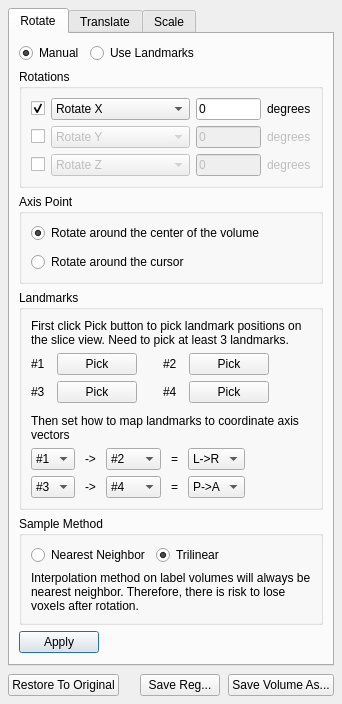
Above: freeview/DialogTransformVolume.ui from neurodebian/freesurfer before the change. Below: the same form after it.
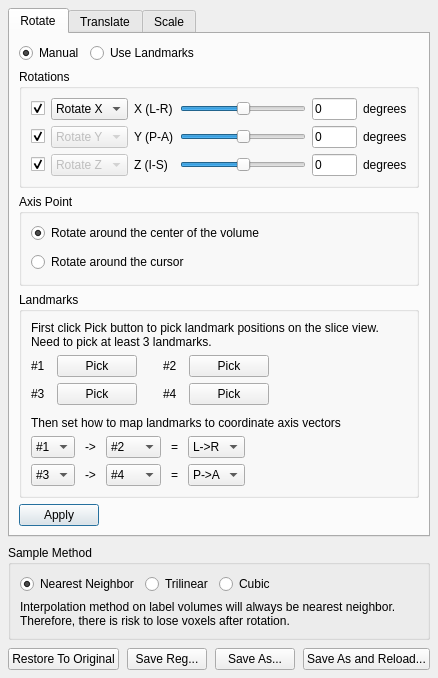
That is the form after the change. Custom widgets are drawn as their Qt base class.

What changed in the file:
```diff
--- a/freeview/DialogTransformVolume.ui
+++ b/freeview/DialogTransformVolume.ui
@@ -6,14 +6,14 @@
    <rect>
     <x>0</x>
     <y>0</y>
-    <width>558</width>
-    <height>836</height>
+    <width>484</width>
+    <height>714</height>
    </rect>
   </property>
   <property name="windowTitle">
    <string>Dialog</string>
   </property>
-  <layout class="QVBoxLayout" name="verticalLayout_4">
+  <layout class="QVBoxLayout" name="verticalLayout_4" stretch="0,0,0">
    <property name="spacing">
     <number>8</number>
    </property>
@@ -33,6 +33,9 @@
        <string>Rotate</string>
       </attribute>
       <layout class="QVBoxLayout" name="verticalLayout_3">
+       <property name="sizeConstraint">
+        <enum>QLayout::SetDefaultConstraint</enum>
+       </property>
        <item>
         <layout class="QHBoxLayout" name="horizontalLayout_3">
          <property name="topMargin">
@@ -81,7 +84,7 @@
          <property name="title">
           <string>Rotations</string>
          </property>
-         <layout class="QGridLayout" name="gridLayout" columnstretch="0,1,0,0">
+         <layout class="QGridLayout" name="gridLayout" columnstretch="0,0,0,1,0,0">
           <property name="horizontalSpacing">
            <number>6</number>
           </property>
@@ -120,20 +123,7 @@
             </item>
            </widget>
           </item>
-          <item row="0" column="2">
-           <widget class="QLineEdit" name="lineEditRotateX">
-            <property name="maximumSize">
-             <size>
-              <width>65</width>
-              <height>16777215</height>
-             </size>
-            </property>
-            <property name="text">
-             <string>0</string>
-            </property>
-           </widget>
-          </item>
-          <item row="0" column="3">
+          <item row="0" column="5">
            <widget class="QLabel" name="label_8">
             <property name="text">
              <string>degrees</string>
@@ -145,6 +135,9 @@
             <property name="text">
              <string/>
             </property>
+            <property name="checked">
+             <bool>true</bool>
+            </property>
            </widget>
           </item>
           <item row="1" column="1">
@@ -172,26 +165,10 @@
             </item>
            </widget>
           </item>
-          <item row="1" column="2">
-           <widget class="QLineEdit" name="lineEditRotateY">
-            <property name="enabled">
-             <bool>false</bool>
-            </property>
-            <property name="maximumSize">
-             <size>
-              <width>65</width>
-              <height>16777215</height>
-             </size>
-            </property>
-            <property name="text">
-             <string>0</string>
-            </property>
-           </widget>
-          </item>
-          <item row="1" column="3">
+          <item row="1" column="5">
            <widget class="QLabel" name="label_9">
             <property name="enabled">
-             <bool>false</bool>
+             <bool>true</bool>
             </property>
             <property name="text">
              <string>degrees</string>
@@ -203,6 +180,9 @@
             <property name="text">
              <string/>
             </property>
+            <property name="checked">
+             <bool>true</bool>
+            </property>
            </widget>
           </item>
           <item row="2" column="1">
@@ -230,14 +210,72 @@
             </item>
            </widget>
           </item>
-          <item row="2" column="2">
+          <item row="2" column="5">
+           <widget class="QLabel" name="label_10">
+            <property name="enabled">
+             <bool>true</bool>
+            </property>
+            <property name="text">
+             <string>degrees</string>
+            </property>
+           </widget>
+          </item>
+          <item row="0" column="3">
+           <widget class="QSlider" name="horizontalSliderRotateX">
+            <property name="sizePolicy">
+             <sizepolicy hsizetype="Expanding" vsizetype="Fixed">
+              <horstretch>1</horstretch>
+              <verstretch>0</verstretch>
+             </sizepolicy>
+            </property>
+            <property name="minimum">
+             <number>-180</number>
+            </property>
+            <property name="maximum">
+             <number>180</number>
+            </property>
+            <property name="orientation">
+             <enum>Qt::Horizontal</enum>
+            </property>
+           </widget>
+          </item>
+          <item row="0" column="4">
+           <widget class="QLineEdit" name="lineEditRotateX">
+            <property name="maximumSize">
+             <size>
+              <width>45</width>
+              <height>16777215</height>
+             </size>
+            </property>
+            <property name="text">
+             <string>0</string>
+            </property>
+           </widget>
+          </item>
+          <item row="1" column="4">
+           <widget class="QLineEdit" name="lineEditRotateY">
+            <property name="enabled">
+             <bool>true</bool>
+            </property>
+            <property name="maximumSize">
+             <size>
+              <width>45</width>
+              <height>16777215</height>
+             </size>
+            </property>
+            <property name="text">
+             <string>0</string>
+            </property>
+           </widget>
+          </item>
+          <item row="2" column="4">
            <widget class="QLineEdit" name="lineEditRotateZ">
             <property name="enabled">
-             <bool>false</bool>
+             <bool>true</bool>
             </property>
             <property name="maximumSize">
              <size>
-              <width>65</width>
+              <width>45</width>
               <height>16777215</height>
              </size>
             </property>
@@ -246,13 +284,68 @@
             </property>
            </widget>
           </item>
+          <item row="1" column="3">
+           <widget class="QSlider" name="horizontalSliderRotateY">
+            <property name="enabled">
+             <bool>true</bool>
+            </property>
+            <property name="sizePolicy">
+             <sizepolicy hsizetype="Expanding" vsizetype="Fixed">
+              <horstretch>1</horstretch>
+              <verstretch>0</verstretch>
+             </sizepolicy>
+            </property>
+            <property name="minimum">
+             <number>-180</number>
+            </property>
+            <property name="maximum">
+             <number>180</number>
+            </property>
+            <property name="orientation">
+             <enum>Qt::Horizontal</enum>
+            </property>
+           </widget>
+          </item>
           <item row="2" column="3">
-           <widget class="QLabel" name="label_10">
+           <widget class="QSlider" name="horizontalSliderRotateZ">
             <property name="enabled">
-             <bool>false</bool>
+             <bool>true</bool>
             </property>
+            <property name="sizePolicy">
+             <sizepolicy hsizetype="Expanding" vsizetype="Fixed">
+              <horstretch>1</horstretch>
+              <verstretch>0</verstretch>
+             </sizepolicy>
+            </property>
+            <property name="minimum">
+             <number>-180</number>
+            </property>
+            <property name="maximum">
+             <number>180</number>
+            </property>
+            <property name="orientation">
+             <enum>Qt::Horizontal</enum>
+            </property>
+           </widget>
+          </item>
+          <item row="0" column="2">
+           <widget class="QLabel" name="label_19">
             <property name="text">
-             <string>degrees</string>
+             <string>X (L-R)</string>
+            </property>
+           </widget>
+          </item>
+          <item row="1" column="2">
+           <widget class="QLabel" name="label_20">
+            <property name="text">
+             <string>Y (P-A)</string>
+            </property>
+           </widget>
+          </item>
+          <item row="2" column="2">
+           <widget class="QLabel" name="label_21">
+            <property name="text">
+             <string>Z (I-S)</string>
             </property>
            </widget>
           </item>
@@ -756,62 +849,6 @@
          </layout>
         </widget>
        </item>
-       <item>
-        <widget class="QGroupBox" name="groupBox_3">
-         <property name="title">
-          <string>Sample Method</string>
-         </property>
-         <layout class="QVBoxLayout" name="verticalLayout_2">
-          <item>
-           <layout class="QHBoxLayout" name="horizontalLayout_2">
-            <item>
-             <widget class="QRadioButton" name="radioButtonNearestNeighbor">
-              <property name="text">
-               <string>Nearest Neighbor</string>
-              </property>
-             </widget>
-            </item>
-            <item>
-             <widget class="QRadioButton" name="radioButtonTrilinear">
-              <property name="text">
-               <string>Trilinear</string>
-              </property>
-              <property name="checked">
-               <bool>true</bool>
-              </property>
-             </widget>
-            </item>
-            <item>
-             <spacer name="horizontalSpacer_2">
-              <property name="orientation">
-               <enum>Qt::Horizontal</enum>
-              </property>
-              <property name="sizeHint" stdset="0">
-               <size>
-                <width>0</width>
-                <height>0</height>
-               </size>
-              </property>
-             </spacer>
-            </item>
-           </layout>
-          </item>
-          <item>
-           <widget class="QLabel" name="label">
-            <property name="text">
-             <string>Interpolation method on label volumes will always be nearest neighbor. Therefore, there is risk to lose voxels after rotation.</string>
-            </property>
-            <property name="scaledContents">
-             <bool>false</bool>
-            </property>
-            <property name="wordWrap">
-             <bool>true</bool>
-            </property>
-           </widget>
-          </item>
-         </layout>
-        </widget>
-       </item>
        <item>
         <layout class="QHBoxLayout" name="horizontalLayout_4">
          <property name="topMargin">
@@ -834,27 +871,14 @@
            </property>
            <property name="sizeHint" stdset="0">
             <size>
-             <width>40</width>
-             <height>20</height>
+             <width>0</width>
+             <height>0</height>
             </size>
            </property>
           </spacer>
          </item>
         </layout>
        </item>
-       <item>
-        <spacer name="verticalSpacer">
-         <property name="orientation">
-          <enum>Qt::Vertical</enum>
-         </property>
-         <property name="sizeHint" stdset="0">
-          <size>
-           <width>0</width>
-           <height>0</height>
-          </size>
-         </property>
-        </spacer>
-       </item>
       </layout>
      </widget>
      <widget class="QWidget" name="tab_2">
@@ -1114,6 +1138,75 @@
      </widget>
     </widget>
    </item>
+   <item>
+    <widget class="QGroupBox" name="groupBox_3">
+     <property name="title">
+      <string>Sample Method</string>
+     </property>
+     <layout class="QVBoxLayout" name="verticalLayout_2">
+      <item>
+       <layout class="QHBoxLayout" name="horizontalLayout_2">
+        <item>
+         <widget class="QRadioButton" name="radioButtonNearestNeighbor">
+          <property name="text">
+           <string>Nearest Neighbor</string>
+          </property>
+          <property name="checked">
+           <bool>true</bool>
+          </property>
+         </widget>
+        </item>
+        <item>
+         <widget class="QRadioButton" name="radioButtonTrilinear">
+          <property name="text">
+           <string>Trilinear</string>
+          </property>
+          <property name="checked">
+           <bool>false</bool>
+          </property>
+         </widget>
+        </item>
+        <item>
+         <widget class="QRadioButton" name="radioButtonCubic">
+          <property name="text">
+           <string>Cubic</string>
+          </property>
+          <property name="checked">
+           <bool>false</bool>
+          </property>
+         </widget>
+        </item>
+        <item>
+         <spacer name="horizontalSpacer_2">
+          <property name="orientation">
+           <enum>Qt::Horizontal</enum>
+          </property>
+          <property name="sizeHint" stdset="0">
+           <size>
+            <width>0</width>
+            <height>0</height>
+           </size>
+          </property>
+         </spacer>
+        </item>
+       </layout>
+      </item>
+      <item>
+       <widget class="QLabel" name="label">
+        <property name="text">
+         <string>Interpolation method on label volumes will always be nearest neighbor. Therefore, there is risk to lose voxels after rotation.</string>
+        </property>
+        <property name="scaledContents">
+         <bool>false</bool>
+        </property>
+        <property name="wordWrap">
+         <bool>true</bool>
+        </property>
+       </widget>
+      </item>
+     </layout>
+    </widget>
+   </item>
    <item>
     <layout class="QHBoxLayout" name="horizontalLayout">
      <item>
@@ -1152,7 +1245,7 @@
      <item>
       <widget class="QPushButton" name="pushButtonSaveVolumeAs">
        <property name="text">
-        <string>Save Volume As...</string>
+        <string>Save As...</string>
        </property>
        <property name="autoDefault">
         <bool>false</bool>
@@ -1162,6 +1255,13 @@
        </property>
       </widget>
      </item>
+     <item>
+      <widget class="QPushButton" name="pushButtonSaveAndReload">
+       <property name="text">
+        <string>Save As and Reload...</string>
+       </property>
+      </widget>
+     </item>
     </layout>
    </item>
   </layout>
```
Left out of the diff: 399 changed lines with no effect on the pictures.
